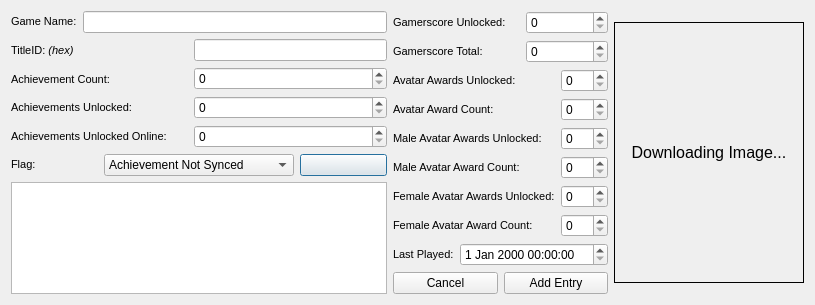
This is XDBF/titleinjectordialog.ui in hetelek/XDBF-Manager as Qt 5 draws it before an edit. The edited form follows.
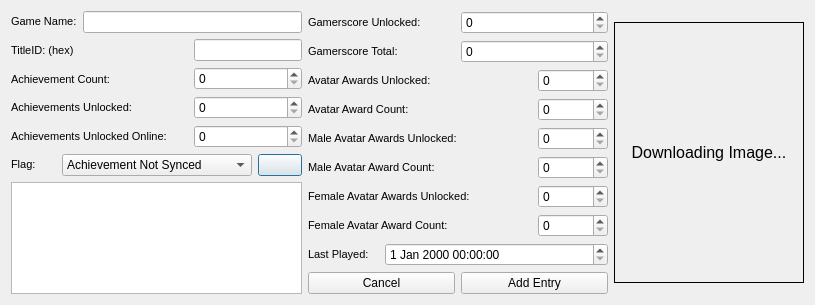
This is the edited form. Icons and pictures are not drawn.

Patch:
```diff
--- a/XDBF/titleinjectordialog.ui
+++ b/XDBF/titleinjectordialog.ui
@@ -18,7 +18,7 @@
   <property name="windowTitle">
    <string>Title Adder Dialog</string>
   </property>
-  <layout class="QHBoxLayout" name="horizontalLayout_3">
+  <layout class="QHBoxLayout" name="horizontalLayout_3" stretch="0,5,0">
    <item>
     <layout class="QVBoxLayout" name="verticalLayout_4">
      <item>
@@ -71,7 +71,7 @@
 &lt;html&gt;&lt;head&gt;&lt;meta name=&quot;qrichtext&quot; content=&quot;1&quot; /&gt;&lt;style type=&quot;text/css&quot;&gt;
 p, li { white-space: pre-wrap; }
 &lt;/style&gt;&lt;/head&gt;&lt;body style=&quot; font-family:'Arial'; font-size:8.25pt; font-weight:400; font-style:normal;&quot;&gt;
-&lt;p style=&quot; margin-top:0px; margin-bottom:0px; margin-left:0px; margin-right:0px; -qt-block-indent:0; text-indent:0px;&quot;&gt;&lt;span style=&quot; font-family:'MS Shell Dlg 2'; font-size:8pt;&quot;&gt;TitleID: &lt;/span&gt;&lt;span style=&quot; font-family:'MS Shell Dlg 2'; font-size:8pt; font-style:italic;&quot;&gt;(hex)&lt;/span&gt;&lt;/p&gt;&lt;/body&gt;&lt;/html&gt;</string>
+&lt;p style=&quot; margin-top:0px; margin-bottom:0px; margin-left:0px; margin-right:0px; -qt-block-indent:0; text-indent:0px;&quot;&gt;&lt;span style=&quot; font-family:'MS Shell Dlg 2'; font-size:8pt;&quot;&gt;TitleID: (hex)&lt;/span&gt;&lt;/p&gt;&lt;/body&gt;&lt;/html&gt;</string>
              </property>
             </widget>
            </item>
```
